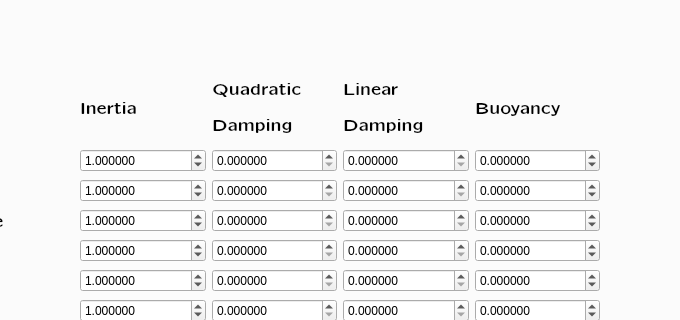
Qt form script/gui/Evaluation.ui (joaobrittoneto/orogen-adap_samples_input) before a commit; both pictures show x 213 to 893 and y 84 to 404 of the 1077 by 834 pixel window.
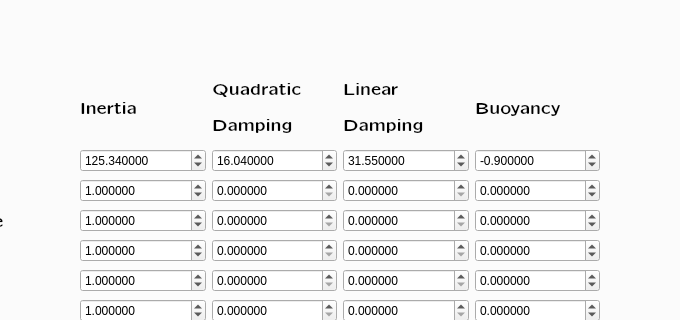
The same form after that commit. Custom widgets are drawn as their Qt base class.

```diff
--- a/script/gui/Evaluation.ui
+++ b/script/gui/Evaluation.ui
@@ -237,7 +237,7 @@
          <double>0.000001000000000</double>
         </property>
         <property name="value">
-         <double>1.000000000000000</double>
+         <double>125.340000000000003</double>
         </property>
        </widget>
       </item>
@@ -252,6 +252,9 @@
         <property name="singleStep">
          <double>0.000001000000000</double>
         </property>
+        <property name="value">
+         <double>16.039999999999999</double>
+        </property>
        </widget>
       </item>
       <item row="1" column="3">
@@ -265,6 +268,9 @@
         <property name="singleStep">
          <double>0.000001000000000</double>
         </property>
+        <property name="value">
+         <double>31.550000000000001</double>
+        </property>
        </widget>
       </item>
       <item row="1" column="4">
@@ -281,6 +287,9 @@
         <property name="singleStep">
          <double>0.000001000000000</double>
         </property>
+        <property name="value">
+         <double>-0.900000000000000</double>
+        </property>
        </widget>
       </item>
       <item row="2" column="4">
```
